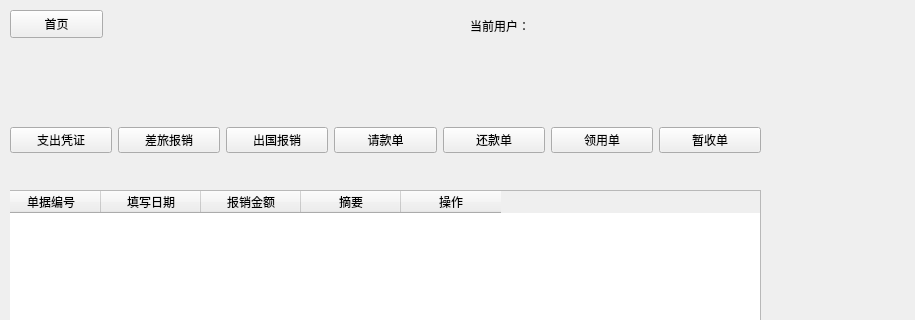
Above: mainwindow.ui from betamake/robot before the change; both pictures show x 0 to 915 and y 0 to 320 of the 915 by 699 pixel window. Below: the same form after it.
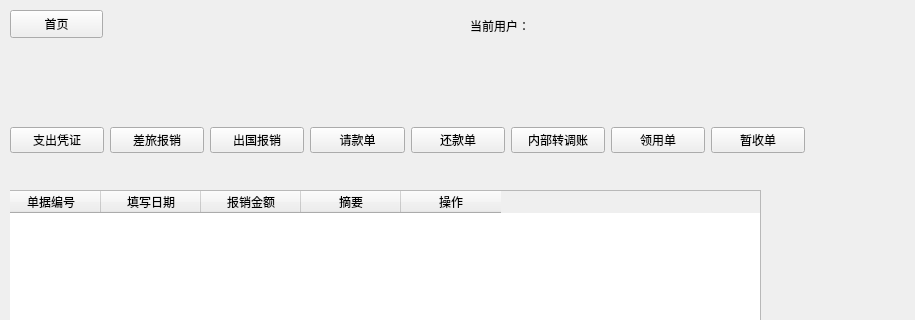
That is the form after the change. The open tabs and pages were chosen to show the change.

Patch:
```diff
--- a/mainwindow.ui
+++ b/mainwindow.ui
@@ -681,7 +681,7 @@
        <rect>
         <x>0</x>
         <y>10</y>
-        <width>751</width>
+        <width>795</width>
         <height>80</height>
        </rect>
       </property>
@@ -722,7 +722,14 @@
         </widget>
        </item>
        <item>
-        <widget class="QPushButton" name="pushButton_6">
+        <widget class="QPushButton" name="neibuButton">
+         <property name="text">
+          <string>内部转调账</string>
+         </property>
+        </widget>
+       </item>
+       <item>
+        <widget class="QPushButton" name="lingyongButton">
          <property name="text">
           <string>领用单</string>
          </property>
```
Left out of the diff: 16 changed lines with no effect on the pictures.
